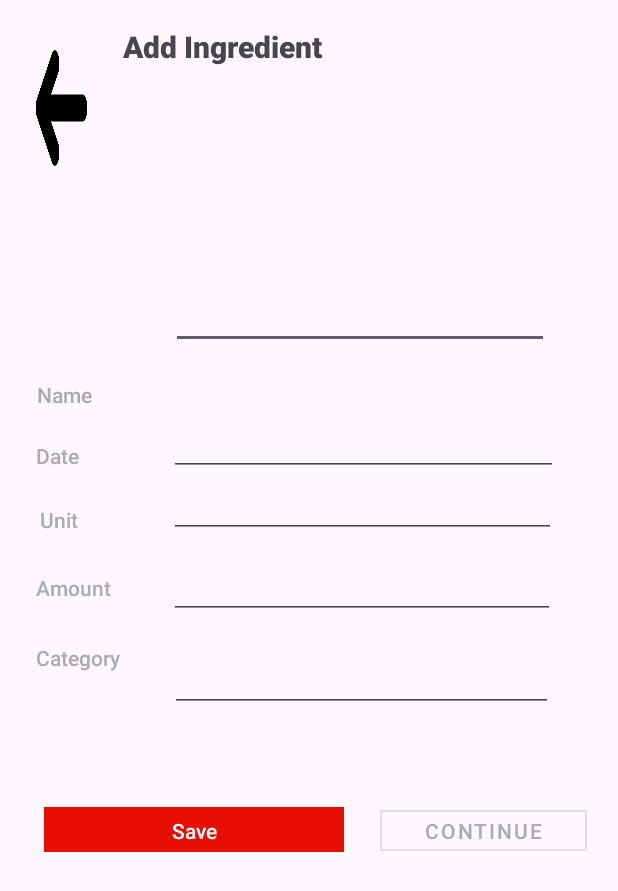
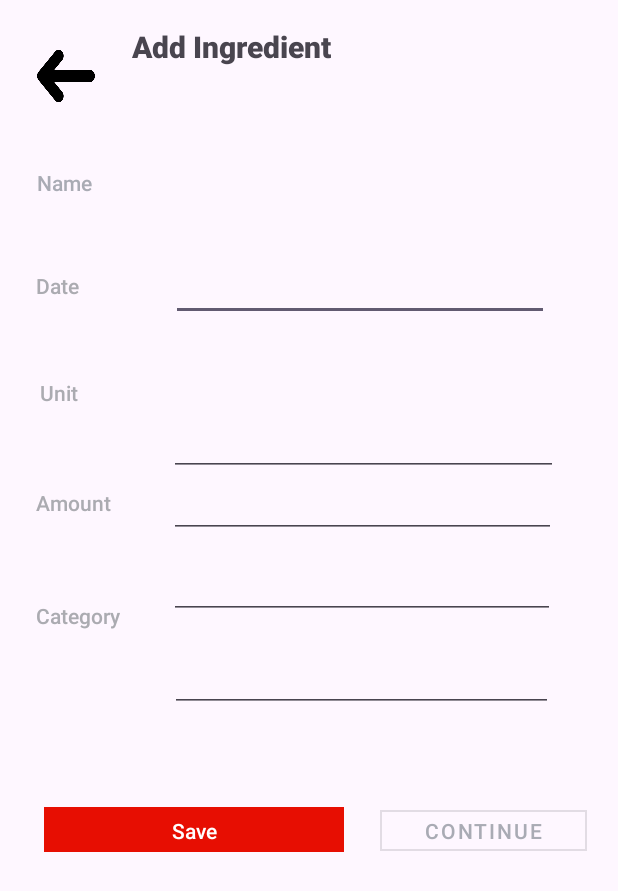
Before and after one commit to DanielRasho/SmartFridge, an Android app: the layout fragment_ingrediente.xml on its own in the app's theme, with its tools: preview values and no code run, on a phone screen of 412 x 824 dp. Shown: the top 891 px of the screen. Run offline under Robolectric (Android 15) with nearby library versions, the light colour scheme and no system bars.

Commit message:
update ingredientes

```diff
--- a/Android/app/src/main/res/layout/fragment_ingrediente.xml
+++ b/Android/app/src/main/res/layout/fragment_ingrediente.xml
@@ -9,36 +9,37 @@
 
     <ImageButton
         android:id="@+id/imageButton2"
-        android:layout_width="0dp"
-        android:layout_height="0dp"
+        android:layout_width="56dp"
+        android:layout_height="65dp"
         android:layout_marginStart="16dp"
         android:layout_marginEnd="8dp"
-        android:layout_marginBottom="109dp"
         android:background="@drawable/arrow_icon"
         android:backgroundTint="@color/black"
-        app:layout_constraintBottom_toTopOf="@+id/textView5"
+        app:layout_constraintBottom_toBottomOf="parent"
         app:layout_constraintEnd_toStartOf="@+id/textView4"
         app:layout_constraintStart_toStartOf="parent"
         app:layout_constraintTop_toTopOf="parent"
+        app:layout_constraintVertical_bias="0.024"
         app:tint="@color/black" />
 
     <TextView
         android:id="@+id/textView4"
-        android:layout_width="156dp"
-        android:layout_height="0dp"
-        android:layout_marginStart="8dp"
-        android:layout_marginTop="17dp"
-        android:layout_marginEnd="174dp"
-        android:layout_marginBottom="85dp"
+        android:layout_width="0dp"
+        android:layout_height="wrap_content"
         android:fontFamily="sans-serif-medium"
         android:text="@string/ingrediente_title"
         android:textSize="20sp"
         android:textStyle="bold"
         android:typeface="normal"
-        app:layout_constraintBottom_toTopOf="@+id/editTextText2"
+        app:layout_constraintTop_toTopOf="parent"
+        app:layout_constraintStart_toEndOf="@+id/imageButton2"
         app:layout_constraintEnd_toEndOf="parent"
-        app:layout_constraintStart_toEndOf="@+id/imageButton2"
-        app:layout_constraintTop_toTopOf="parent" />
+        app:layout_constraintBottom_toBottomOf="parent"
+        android:layout_marginTop="17dp"
+        android:layout_marginStart="8dp"
+        android:layout_marginEnd="8dp"
+        android:layout_marginBottom="85dp"
+        app:layout_constraintBottom_toTopOf="@+id/editTextText2" />
 
     <TextView
         android:id="@+id/textView5"
```
